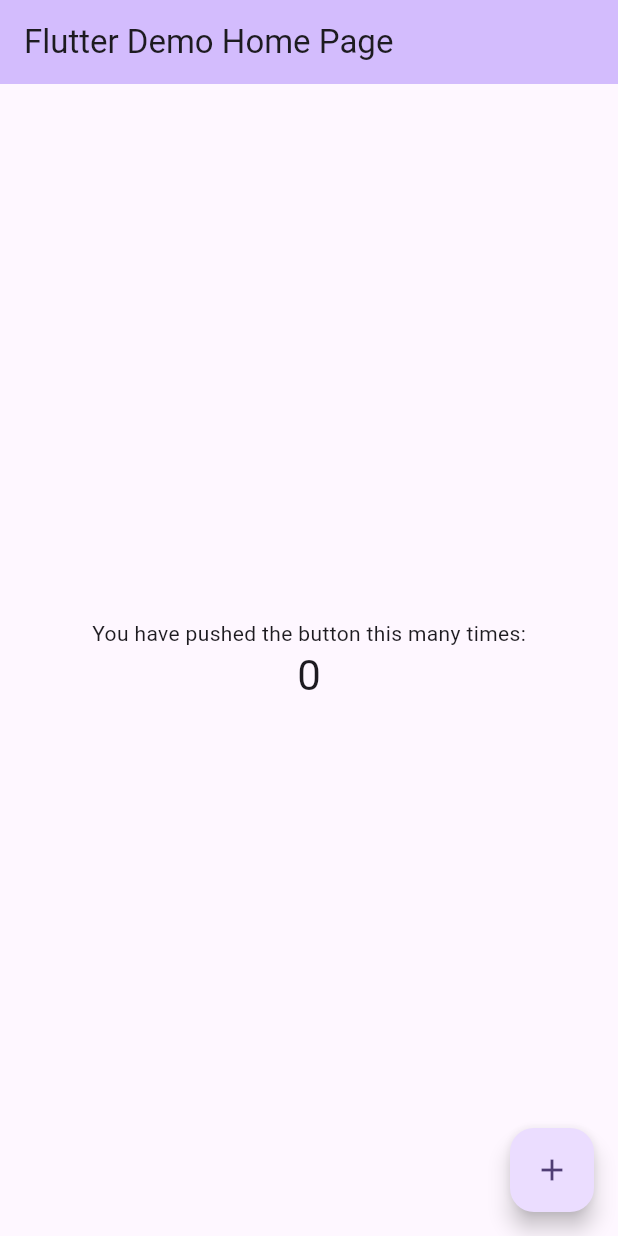
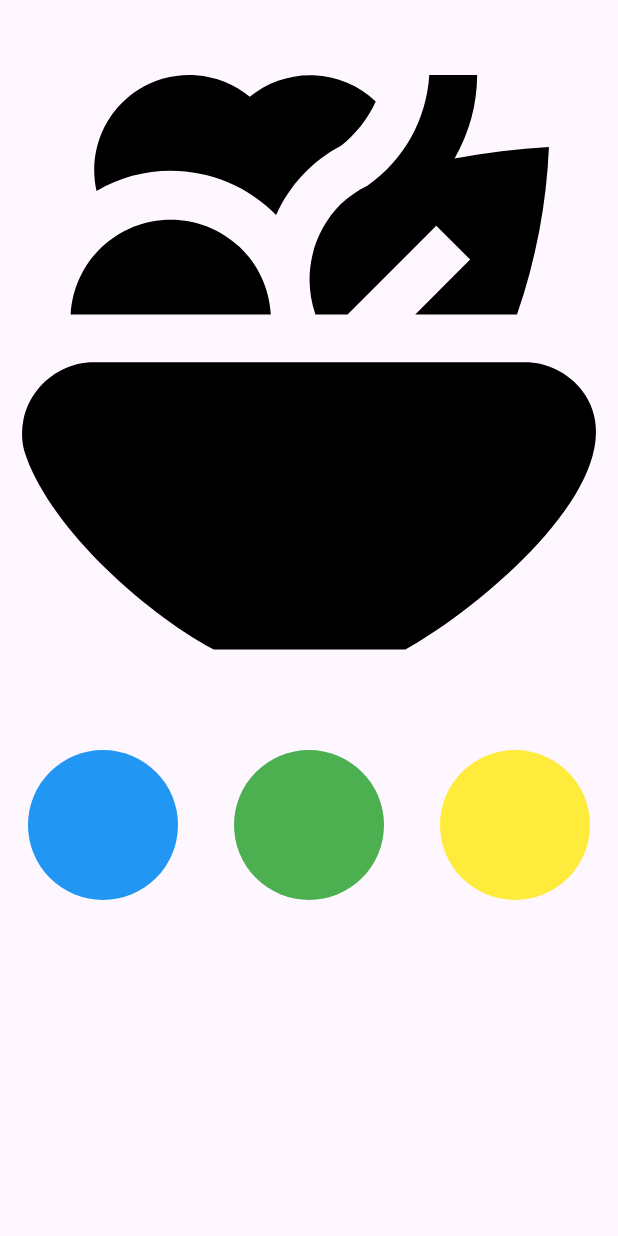
Before and after one commit to amrnooour/code_tasks, a Flutter app: the screen it shows after launch, on a phone screen of 412 x 824 dp. Run offline on Flutter 3.47's test engine with Material 3 defaults, Android fonts, the phone set to English and light mode, and no system bars; our stand-ins replace flutter_svg.

Commit message:
change color of svg

```diff
--- /dev/null
+++ b/lib/features/custom_container.dart
@@ -0,0 +1,20 @@
+import 'package:flutter/material.dart';
+
+class CustomContainer extends StatelessWidget {
+  final Color color;
+  final void Function()? onTap;
+  const CustomContainer({super.key, required this.color, this.onTap});
+
+  @override
+  Widget build(BuildContext context) {
+    return GestureDetector(
+      onTap: onTap,
+      child: Container(
+        height: 100,
+        width: 100,
+        decoration: BoxDecoration(
+            borderRadius: BorderRadius.circular(80), color: color),
+      ),
+    );
+  }
+}
--- /dev/null
+++ b/lib/features/svg_photo.dart
@@ -0,0 +1,63 @@
+import 'package:code_tasks/features/custom_container.dart';
+import 'package:flutter/material.dart';
+import 'package:flutter_svg/flutter_svg.dart';
+
+class SvgPhoto extends StatefulWidget {
+  ColorFilter? colorFilter;
+  SvgPhoto({super.key});
+
+  @override
+  State<SvgPhoto> createState() => _SvgPhotoState();
+}
+
+class _SvgPhotoState extends State<SvgPhoto> {
+  @override
+  Widget build(BuildContext context) {
+    return Scaffold(
+      body: Column(
+        children: [
+          const SizedBox(height: 50,),
+          Center(
+            child: SizedBox(
+              height: 400,
+              width: 400,
+              child: SvgPicture.asset(
+                  colorFilter: widget.colorFilter, "assets/images4.svg"),
+            ),
+          ),
+          const SizedBox(
+            height: 50,
+          ),
+          Row(
+            mainAxisAlignment: MainAxisAlignment.spaceAround,
+            children: [
+              CustomContainer(
+                color: Colors.blue,
+                onTap: () {
+                  widget.colorFilter =
+                      ColorFilter.mode(Colors.blue.withOpacity(.9), BlendMode.srcIn);
+                      setState(() {
+                      });
+                },
+              ),
+              CustomContainer(color: Colors.green,
+              onTap: () {
+                  widget.colorFilter =
+                      const ColorFilter.mode(Colors.green, BlendMode.srcIn);
+                      setState(() {
+                      });
+                },),
+              CustomContainer(color: Colors.yellow,
+              onTap: () {
+                  widget.colorFilter =
+                      const ColorFilter.mode(Colors.yellow, BlendMode.srcIn);
+                      setState(() {
+                      });
+                },),
+            ],
+          )
+        ],
+      ),
+    );
+  }
+}
--- a/lib/main.dart
+++ b/lib/main.dart
@@ -1,3 +1,4 @@
+import 'package:code_tasks/features/svg_photo.dart';
 import 'package:flutter/material.dart';
 
 void main() {
@@ -7,119 +8,11 @@
 class MyApp extends StatelessWidget {
   const MyApp({super.key});
 
-  // This widget is the root of your application.
   @override
   Widget build(BuildContext context) {
     return MaterialApp(
-      title: 'Flutter Demo',
-      theme: ThemeData(
-        // This is the theme of your application.
-        //
-        // TRY THIS: Try running your application with "flutter run". You'll see
-        // the application has a purple toolbar. Then, without quitting the app,
-        // try changing the seedColor in the colorScheme below to Colors.green
-        // and then invoke "hot reload" (save your changes or press the "hot
-        // reload" button in a Flutter-supported IDE, or press "r" if you used
-        // the command line to start the app).
-        //
-        // Notice that the counter didn't reset back to zero; the application
-        // state is not lost during the reload. To reset the state, use hot
-        // restart instead.
-        //
-        // This works for code too, not just values: Most code changes can be
-        // tested with just a hot reload.
-        colorScheme: ColorScheme.fromSeed(seedColor: Colors.deepPurple),
-        useMaterial3: true,
-      ),
-      home: const MyHomePage(title: 'Flutter Demo Home Page'),
+      debugShowCheckedModeBanner: false,
+      home: SvgPhoto(),
     );
   }
 }
-
-class MyHomePage extends StatefulWidget {
-  const MyHomePage({super.key, required this.title});
-
-  // This widget is the home page of your application. It is stateful, meaning
-  // that it has a State object (defined below) that contains fields that affect
-  // how it looks.
-
-  // This class is the configuration for the state. It holds the values (in this
-  // case the title) provided by the parent (in this case the App widget) and
-  // used by the build method of the State. Fields in a Widget subclass are
-  // always marked "final".
-
-  final String title;
-
-  @override
-  State<MyHomePage> createState() => _MyHomePageState();
-}
-
-class _MyHomePageState extends State<MyHomePage> {
-  int _counter = 0;
-
-  void _incrementCounter() {
-    setState(() {
-      // This call to setState tells the Flutter framework that something has
-      // changed in this State, which causes it to rerun the build method below
-      // so that the display can reflect the updated values. If we changed
-      // _counter without calling setState(), then the build method would not be
-      // called again, and so nothing would appear to happen.
-      _counter++;
-    });
-  }
-
-  @override
-  Widget build(BuildContext context) {
-    // This method is rerun every time setState is called, for instance as done
-    // by the _incrementCounter method above.
-    //
-    // The Flutter framework has been optimized to make rerunning build methods
-    // fast, so that you can just rebuild anything that needs updating rather
-    // than having to individually change instances of widgets.
-    return Scaffold(
-      appBar: AppBar(
-        // TRY THIS: Try changing the color here to a specific color (to
-        // Colors.amber, perhaps?) and trigger a hot reload to see the AppBar
-        // change color while the other colors stay the same.
-        backgroundColor: Theme.of(context).colorScheme.inversePrimary,
-        // Here we take the value from the MyHomePage object that was created by
-        // the App.build method, and use it to set our appbar title.
-        title: Text(widget.title),
-      ),
-      body: Center(
-        // Center is a layout widget. It takes a single child and positions it
-        // in the middle of the parent.
-        child: Column(
-          // Column is also a layout widget. It takes a list of children and
-          // arranges them vertically. By default, it sizes itself to fit its
-          // children horizontally, and tries to be as tall as its parent.
-          //
-          // Column has various properties to control how it sizes itself and
-          // how it positions its children. Here we use mainAxisAlignment to
-          // center the children vertically; the main axis here is the vertical
-          // axis because Columns are vertical (the cross axis would be
-          // horizontal).
-          //
-          // TRY THIS: Invoke "debug painting" (choose the "Toggle Debug Paint"
-          // action in the IDE, or press "p" in the console), to see the
-          // wireframe for each widget.
-          mainAxisAlignment: MainAxisAlignment.center,
-          children: <Widget>[
-            const Text(
-              'You have pushed the button this many times:',
-            ),
-            Text(
-              '$_counter',
-              style: Theme.of(context).textTheme.headlineMedium,
-            ),
-          ],
-        ),
-      ),
-      floatingActionButton: FloatingActionButton(
-        onPressed: _incrementCounter,
-        tooltip: 'Increment',
-        child: const Icon(Icons.add),
-      ), // This trailing comma makes auto-formatting nicer for build methods.
-    );
-  }
-}
--- a/pubspec.yaml
+++ b/pubspec.yaml
@@ -35,6 +35,7 @@ dependencies:
   # The following adds the Cupertino Icons font to your application.
   # Use with the CupertinoIcons class for iOS style icons.
   cupertino_icons: ^1.0.6
+  flutter_svg: ^2.0.10+1
 
 dev_dependencies:
   flutter_test:
@@ -59,8 +60,8 @@ flutter:
   uses-material-design: true
 
   # To add assets to your application, add an assets section, like this:
-  # assets:
-  #   - images/a_dot_burr.jpeg
+  assets:
+     - assets/
   #   - images/a_dot_ham.jpeg
 
   # An image asset can refer to one or more resolution-specific "variants", see
```
Also changed, not shown: assets/image1.svg (added), assets/image2.svg (added), assets/images3.svg (added), assets/images4.svg (added), pubspec.lock.
